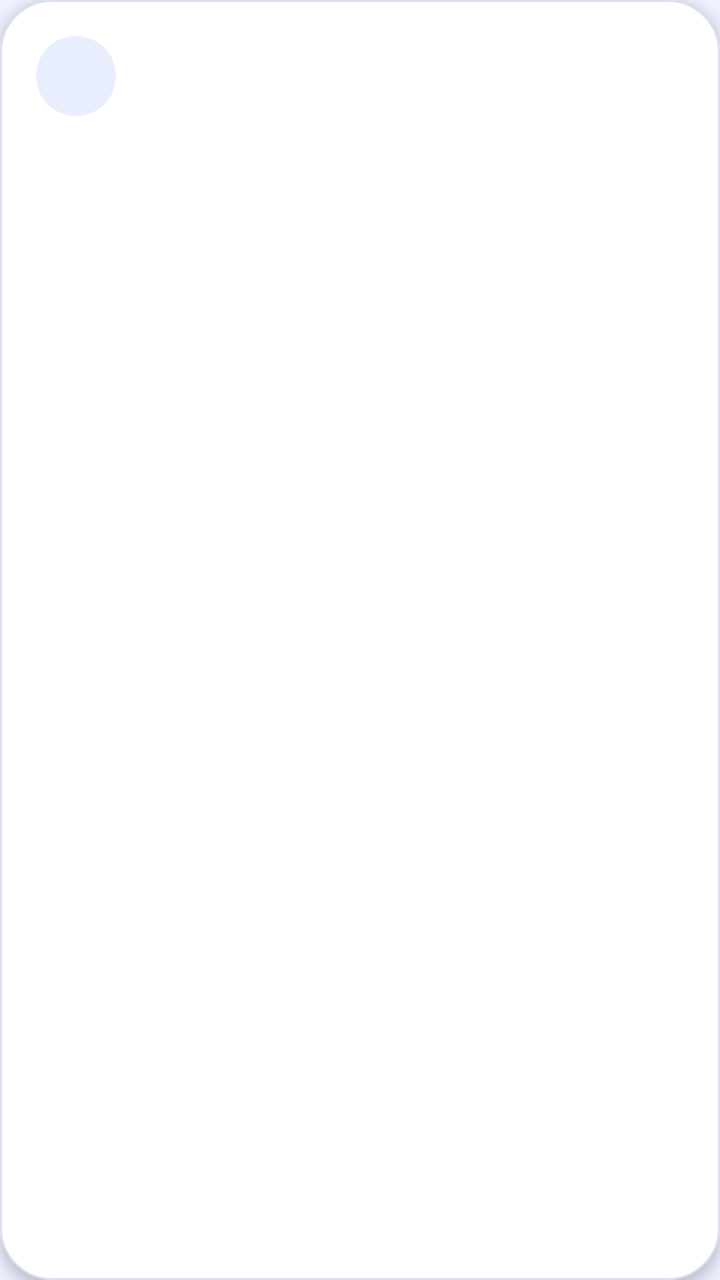
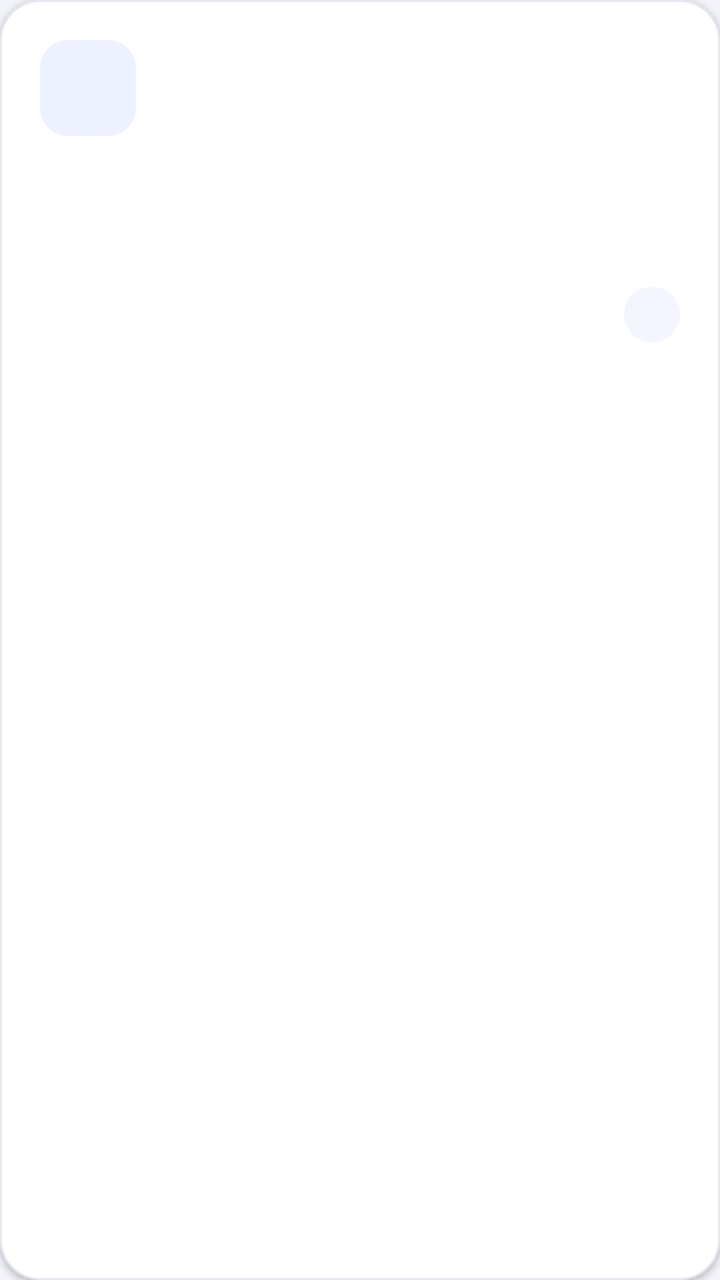

Two renders of the same Android screen: before a commit and after it. Below are the layout's source before the change and the commit's diff.
<!-- AndroidManifest.xml: application theme Theme.AIStudyBuddy -->
<!-- res/layout/item_dashboard.xml -->
<?xml version="1.0" encoding="utf-8"?>
<com.google.android.material.card.MaterialCardView xmlns:android="http://schemas.android.com/apk/res/android"
    xmlns:app="http://schemas.android.com/apk/res-auto"
    android:layout_width="match_parent"
    android:layout_height="wrap_content"
    android:layout_margin="8dp"
    android:foreground="?attr/selectableItemBackground"
    app:cardCornerRadius="26dp"
    app:cardElevation="4dp">

    <LinearLayout
        android:layout_width="match_parent"
        android:layout_height="wrap_content"
        android:orientation="vertical"
        android:padding="18dp">

        <ImageView
            android:id="@+id/iconDashboard"
            android:layout_width="40dp"
            android:layout_height="40dp"
            android:background="@drawable/bg_icon_circle"
            android:padding="8dp"
            app:tint="@color/brand_primary" />

        <TextView
            android:id="@+id/textTitle"
            android:layout_width="match_parent"
            android:layout_height="wrap_content"
            android:layout_marginTop="18dp"
            android:textColor="@color/brand_text_primary"
            android:textSize="17sp"
            android:textStyle="bold" />

        <TextView
            android:id="@+id/textSubtitle"
            android:layout_width="match_parent"
            android:layout_height="wrap_content"
            android:layout_marginTop="6dp"
            android:textColor="@color/brand_text_secondary"
            android:textSize="13sp" />
    </LinearLayout>

</com.google.android.material.card.MaterialCardView>
<!-- resources referenced by this layout -->
<resources>
  <color name="brand_primary">#2153FF</color>
  <color name="brand_text_primary">#16213E</color>
  <color name="brand_text_secondary">#5B6887</color>
  <!-- drawable bg_icon_circle (drawable) -->
  <?xml version="1.0" encoding="utf-8"?>
  <shape xmlns:android="http://schemas.android.com/apk/res/android"
      android:shape="oval">
      <solid android:color="@color/brand_surface_variant" />
  </shape>
  <style name="Theme.AIStudyBuddy" parent="Base.Theme.AIStudyBuddy" />
  <color name="brand_surface_variant">#E9EEFF</color>
  <style name="Base.Theme.AIStudyBuddy" parent="Theme.Material3.DayNight.NoActionBar">
          <item name="colorPrimary">@color/brand_primary</item>
          <item name="colorOnPrimary">@color/brand_on_primary</item>
          <item name="colorSecondary">@color/brand_secondary</item>
          <item name="colorSurface">@color/brand_surface</item>
          <item name="colorSurfaceContainerLow">@color/brand_surface</item>
          <item name="android:windowBackground">@color/brand_background</item>
          <item name="android:statusBarColor">@android:color/transparent</item>
          <item name="android:navigationBarColor">@color/brand_card</item>
          <item name="android:windowLightStatusBar">true</item>
          <item name="materialCardViewStyle">@style/Widget.AIStudyBuddy.CardView</item>
          <item name="shapeAppearanceMediumComponent">@style/ShapeAppearance.AIStudyBuddy.Medium</item>
      </style>
  <color name="brand_on_primary">#FFFFFF</color>
  <color name="brand_secondary">#14B8A6</color>
  <color name="brand_surface">#F5F7FF</color>
  <color name="brand_background">#EEF2FF</color>
  <color name="brand_card">#FFFFFFFF</color>
  <style name="Widget.AIStudyBuddy.CardView" parent="Widget.Material3.CardView.Elevated">
          <item name="strokeColor">@color/brand_outline</item>
          <item name="strokeWidth">1dp</item>
          <item name="cardBackgroundColor">@color/brand_card</item>
      </style>
  <style name="ShapeAppearance.AIStudyBuddy.Medium" parent="ShapeAppearance.Material3.MediumComponent">
          <item name="cornerFamily">rounded</item>
          <item name="cornerSize">24dp</item>
      </style>
  <color name="brand_outline">#D8E0F2</color>
</resources>

<!-- the commit's change to res/layout/item_dashboard.xml (unified diff, before → after) -->
@@ -3,41 +3,69 @@
     xmlns:app="http://schemas.android.com/apk/res-auto"
     android:layout_width="match_parent"
     android:layout_height="wrap_content"
-    android:layout_margin="8dp"
+    android:layout_marginStart="4dp"
+    android:layout_marginTop="8dp"
+    android:layout_marginEnd="4dp"
+    android:layout_marginBottom="8dp"
     android:foreground="?attr/selectableItemBackground"
-    app:cardCornerRadius="26dp"
-    app:cardElevation="4dp">
+    app:cardBackgroundColor="@color/brand_card"
+    app:cardCornerRadius="20dp"
+    app:cardElevation="2dp"
+    app:strokeColor="@color/brand_outline"
+    app:strokeWidth="1dp">
 
     <LinearLayout
         android:layout_width="match_parent"
         android:layout_height="wrap_content"
         android:orientation="vertical"
-        android:padding="18dp">
+        android:padding="20dp">
 
+        
         <ImageView
             android:id="@+id/iconDashboard"
-            android:layout_width="40dp"
-            android:layout_height="40dp"
-            android:background="@drawable/bg_icon_circle"
-            android:padding="8dp"
+            android:layout_width="48dp"
+            android:layout_height="48dp"
+            android:background="@drawable/bg_icon_container"
+            android:padding="12dp"
             app:tint="@color/brand_primary" />
 
+        
         <TextView
             android:id="@+id/textTitle"
             android:layout_width="match_parent"
             android:layout_height="wrap_content"
-            android:layout_marginTop="18dp"
+            android:layout_marginTop="16dp"
             android:textColor="@color/brand_text_primary"
-            android:textSize="17sp"
-            android:textStyle="bold" />
+            android:textSize="16sp"
+            android:textStyle="bold"
+            android:lineSpacingMultiplier="1.2" />
 
+        
         <TextView
             android:id="@+id/textSubtitle"
             android:layout_width="match_parent"
             android:layout_height="wrap_content"
-            android:layout_marginTop="6dp"
+            android:layout_marginTop="4dp"
             android:textColor="@color/brand_text_secondary"
-            android:textSize="13sp" />
+            android:textSize="13sp"
+            android:lineSpacingMultiplier="1.3" />
+
+        
+        <LinearLayout
+            android:layout_width="match_parent"
+            android:layout_height="wrap_content"
+            android:layout_marginTop="16dp"
+            android:gravity="end"
+            android:orientation="horizontal">
+
+            <View
+                android:layout_width="28dp"
+                android:layout_height="28dp"
+                android:background="@drawable/bg_icon_container"
+                android:alpha="0.7" />
+
+        </LinearLayout>
+
     </LinearLayout>
 
 </com.google.android.material.card.MaterialCardView>
<!-- resource entries referenced after the edit -->
@@ -1,16 +1,15 @@
 <!-- resources referenced by this layout -->
 <resources>
-  <color name="brand_primary">#2153FF</color>
-  <color name="brand_text_primary">#16213E</color>
-  <color name="brand_text_secondary">#5B6887</color>
-  <!-- drawable bg_icon_circle (drawable) -->
+  <color name="brand_primary">#4F67F5</color>
+  <color name="brand_text_primary">#1A1D2E</color>
+  <color name="brand_text_secondary">#6B7280</color>
+  <!-- drawable bg_icon_container (drawable) -->
   <?xml version="1.0" encoding="utf-8"?>
-  <shape xmlns:android="http://schemas.android.com/apk/res/android"
-      android:shape="oval">
-      <solid android:color="@color/brand_surface_variant" />
+  <shape xmlns:android="http://schemas.android.com/apk/res/android">
+      <solid android:color="#EEF1FF" />
+      <corners android:radius="14dp" />
   </shape>
   <style name="Theme.AIStudyBuddy" parent="Base.Theme.AIStudyBuddy" />
-  <color name="brand_surface_variant">#E9EEFF</color>
   <style name="Base.Theme.AIStudyBuddy" parent="Theme.Material3.DayNight.NoActionBar">
           <item name="colorPrimary">@color/brand_primary</item>
           <item name="colorOnPrimary">@color/brand_on_primary</item>
@@ -23,21 +22,23 @@
           <item name="android:windowLightStatusBar">true</item>
           <item name="materialCardViewStyle">@style/Widget.AIStudyBuddy.CardView</item>
           <item name="shapeAppearanceMediumComponent">@style/ShapeAppearance.AIStudyBuddy.Medium</item>
+          <item name="android:fontFamily">sans-serif</item>
       </style>
   <color name="brand_on_primary">#FFFFFF</color>
-  <color name="brand_secondary">#14B8A6</color>
-  <color name="brand_surface">#F5F7FF</color>
-  <color name="brand_background">#EEF2FF</color>
-  <color name="brand_card">#FFFFFFFF</color>
+  <color name="brand_secondary">#00A896</color>
+  <color name="brand_surface">#FAFAFA</color>
+  <color name="brand_background">#F4F5FB</color>
+  <color name="brand_card">#FFFFFF</color>
   <style name="Widget.AIStudyBuddy.CardView" parent="Widget.Material3.CardView.Elevated">
           <item name="strokeColor">@color/brand_outline</item>
-          <item name="strokeWidth">1dp</item>
+          <item name="strokeWidth">0dp</item>
           <item name="cardBackgroundColor">@color/brand_card</item>
+          <item name="cardElevation">2dp</item>
       </style>
   <style name="ShapeAppearance.AIStudyBuddy.Medium" parent="ShapeAppearance.Material3.MediumComponent">
           <item name="cornerFamily">rounded</item>
-          <item name="cornerSize">24dp</item>
+          <item name="cornerSize">20dp</item>
       </style>
-  <color name="brand_outline">#D8E0F2</color>
+  <color name="brand_outline">#E4E7F0</color>
 </resources>
 
